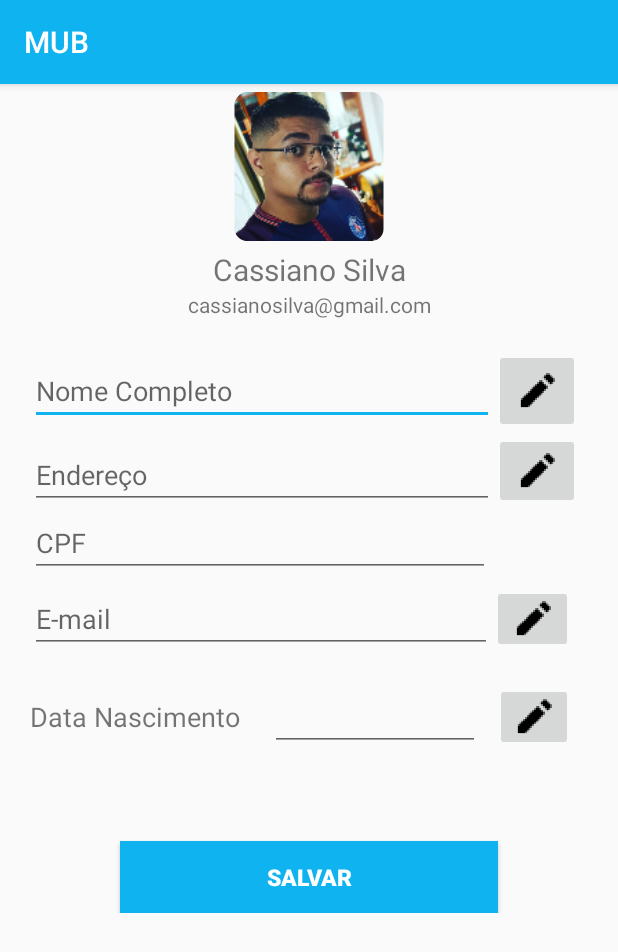
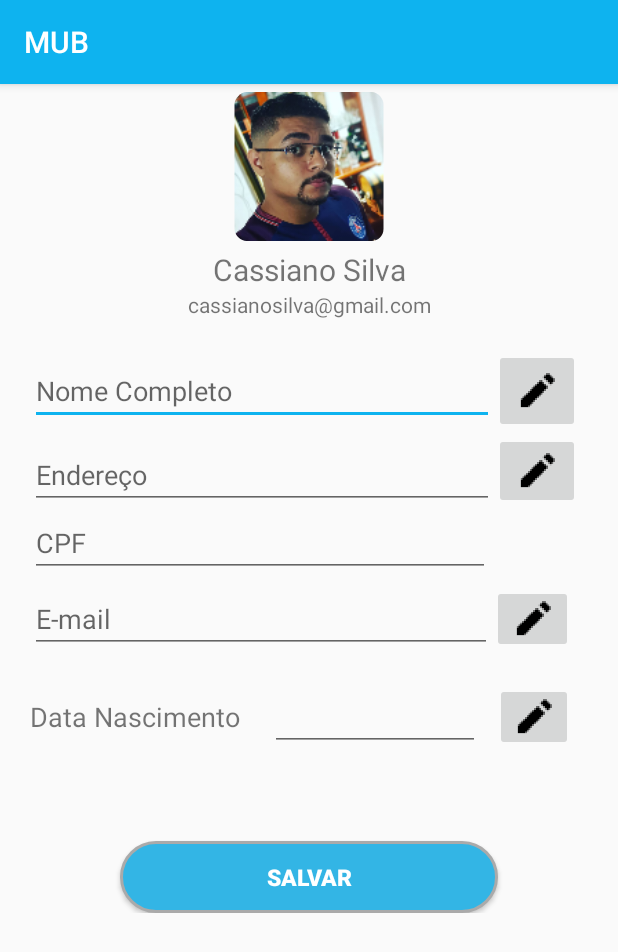
Before and after one commit to CassianoPersil/MUB3, an Android app: the UsuarioMenu screen opened directly, with no data from a screen before it, on a phone screen of 412 x 824 dp. Shown: the top 952 px of the screen. Run offline under Robolectric (Android 15) with nearby library versions, the phone set to English and light mode, and no system bars.

Commit message:
alteração na tela de menu usuario

```diff
--- a/app/src/main/java/com/projetos/mub/UsuarioMenu.java
+++ b/app/src/main/java/com/projetos/mub/UsuarioMenu.java
@@ -15,7 +15,7 @@ public class UsuarioMenu extends AppCompatActivity {
         super.onCreate(savedInstanceState);
         setContentView(R.layout.activity_usuario_menu);
 
-        btSalvarUsu = (Button)findViewById(R.id.btSalvarUsu);
+        btSalvarUsu = (Button)findViewById(R.id.btSalvarUsuario);
         btSalvarUsu.setOnClickListener(new View.OnClickListener() {
             @Override
             public void onClick(View view) {
--- a/app/src/main/res/layout/activity_usuario_menu.xml
+++ b/app/src/main/res/layout/activity_usuario_menu.xml
@@ -25,7 +25,7 @@
                 android:orientation="vertical">
 
                 <ImageView
-                    android:id="@+id/imageView7"
+                    android:id="@+id/imgPerfilUsuario"
                     android:layout_width="match_parent"
                     android:layout_height="99dp"
                     android:layout_marginTop="5dp"
@@ -33,7 +33,7 @@
                     app:srcCompat="@mipmap/ic_menuser2_round" />
 
                 <TextView
-                    android:id="@+id/textView7"
+                    android:id="@+id/NomeUsuario"
                     android:layout_width="match_parent"
                     android:layout_height="wrap_content"
                     android:gravity="center"
@@ -41,7 +41,7 @@
                     android:textSize="20sp" />
 
                 <TextView
-                    android:id="@+id/textView8"
+                    android:id="@+id/EmailUsuario"
                     android:layout_width="match_parent"
                     android:layout_height="wrap_content"
                     android:layout_marginBottom="20dp"
@@ -56,7 +56,7 @@
                 android:orientation="horizontal">
 
                 <EditText
-                    android:id="@+id/editText5"
+                    android:id="@+id/ctNomeUsuario"
                     android:layout_width="309dp"
                     android:layout_height="wrap_content"
                     android:layout_marginTop="5dp"
@@ -66,7 +66,7 @@
                     android:inputType="textPersonName" />
 
                 <ImageButton
-                    android:id="@+id/imageButton3"
+                    android:id="@+id/btNomeUsuario"
                     android:layout_width="wrap_content"
                     android:layout_height="match_parent"
                     android:layout_weight="1"
@@ -81,7 +81,7 @@
                 android:orientation="horizontal">
 
                 <EditText
-                    android:id="@+id/editText7"
+                    android:id="@+id/ctEndereçoUsuario"
                     android:layout_width="309dp"
                     android:layout_height="wrap_content"
                     android:layout_marginTop="5dp"
@@ -90,7 +90,7 @@
                     android:inputType="textPersonName" />
 
                 <ImageButton
-                    android:id="@+id/imageButton5"
+                    android:id="@+id/btEndereçoUsuario"
                     android:layout_width="wrap_content"
                     android:layout_height="match_parent"
                     android:layout_weight="1"
@@ -105,7 +105,7 @@
                 android:orientation="vertical">
 
                 <EditText
-                    android:id="@+id/editText8"
+                    android:id="@+id/ctCpf"
                     android:layout_width="match_parent"
                     android:layout_height="wrap_content"
                     android:layout_marginRight="60dp"
@@ -122,7 +122,7 @@
                 android:orientation="horizontal">
 
                 <EditText
-                    android:id="@+id/editText9"
+                    android:id="@+id/ctEmailUsuario"
                     android:layout_width="308dp"
                     android:layout_height="wrap_content"
                     android:ems="10"
@@ -130,7 +130,7 @@
                     android:inputType="textEmailAddress" />
 
                 <ImageButton
-                    android:id="@+id/imageButton7"
+                    android:id="@+id/btEmailUsuario"
                     android:layout_width="54dp"
                     android:layout_height="match_parent"
                     android:layout_weight="1"
@@ -156,7 +156,7 @@
                     android:textSize="18sp" />
 
                 <EditText
-                    android:id="@+id/editText10"
+                    android:id="@+id/ctDataNasc"
                     android:layout_width="140dp"
                     android:layout_height="wrap_content"
                     android:layout_marginLeft="10dp"
@@ -167,7 +167,7 @@
                     android:inputType="date" />
 
                 <ImageButton
-                    android:id="@+id/imageButton8"
+                    android:id="@+id/btDataNasc"
                     android:layout_width="52dp"
                     android:layout_height="match_parent"
                     android:layout_weight="1"
@@ -180,14 +180,14 @@
                 android:orientation="vertical">
 
                 <Button
-                    android:id="@+id/btSalvarUsu"
+                    android:id="@+id/btSalvarUsuario"
                     android:layout_width="match_parent"
                     android:layout_height="wrap_content"
                     android:layout_marginLeft="60dp"
                     android:layout_marginTop="60dp"
                     android:layout_marginRight="60dp"
-                    android:background="@color/colorPrimaryDark"
-                    android:text="Salvar"
+                    android:background="@drawable/botao_customizado"
+                    android:text="@string/TextoBotão"
                     android:textColor="@color/common_google_signin_btn_text_dark_default"
                     android:textSize="15sp"
                     android:textStyle="bold" />
--- /dev/null
+++ b/app/src/main/res/mipmap-anydpi-v26/ic_editar.xml
@@ -0,0 +1,5 @@
+<?xml version="1.0" encoding="utf-8"?>
+<adaptive-icon xmlns:android="http://schemas.android.com/apk/res/android">
+    <background android:drawable="@color/ic_launcher_background"/>
+    <foreground android:drawable="@drawable/ic_launcher_foreground"/>
+</adaptive-icon>
--- /dev/null
+++ b/app/src/main/res/mipmap-anydpi-v26/ic_editar_round.xml
@@ -0,0 +1,5 @@
+<?xml version="1.0" encoding="utf-8"?>
+<adaptive-icon xmlns:android="http://schemas.android.com/apk/res/android">
+    <background android:drawable="@color/ic_launcher_background"/>
+    <foreground android:drawable="@drawable/ic_launcher_foreground"/>
+</adaptive-icon>
--- /dev/null
+++ b/app/src/main/res/values/ic_launcher_background.xml
@@ -0,0 +1,4 @@
+<?xml version="1.0" encoding="utf-8"?>
+<resources>
+    <color name="ic_launcher_background">#FFFFFF</color>
+</resources>
--- a/app/src/main/res/values/strings.xml
+++ b/app/src/main/res/values/strings.xml
@@ -20,4 +20,5 @@
     <string name="title_activity_menu_pincipal">MenuPrincipal</string>
     <string name="EsquceuSenha">Esqueceu a senha?</string>
     <string name="textoBotao">Login</string>
+    <string name="TextoBotão">Salvar</string>
 </resources>
```
Also changed, not shown: app/src/main/res/drawable/ic_launcher_foreground.xml (added, +13 -0 lines), app/src/main/ic_editar-web.png (added), app/src/main/res/mipmap-hdpi/ic_editar.png (added), app/src/main/res/mipmap-hdpi/ic_editar_round.png (added), app/src/main/res/mipmap-mdpi/ic_editar.png (added), app/src/main/res/mipmap-mdpi/ic_editar_round.png (added), app/src/main/res/mipmap-xhdpi/ic_editar.png (added), app/src/main/res/mipmap-xhdpi/ic_editar_round.png (added), app/src/main/res/mipmap-xxhdpi/ic_editar.png (added), app/src/main/res/mipmap-xxhdpi/ic_editar_round.png (added), app/src/main/res/mipmap-xxxhdpi/ic_editar.png (added), app/src/main/res/mipmap-xxxhdpi/ic_editar_round.png (added).
